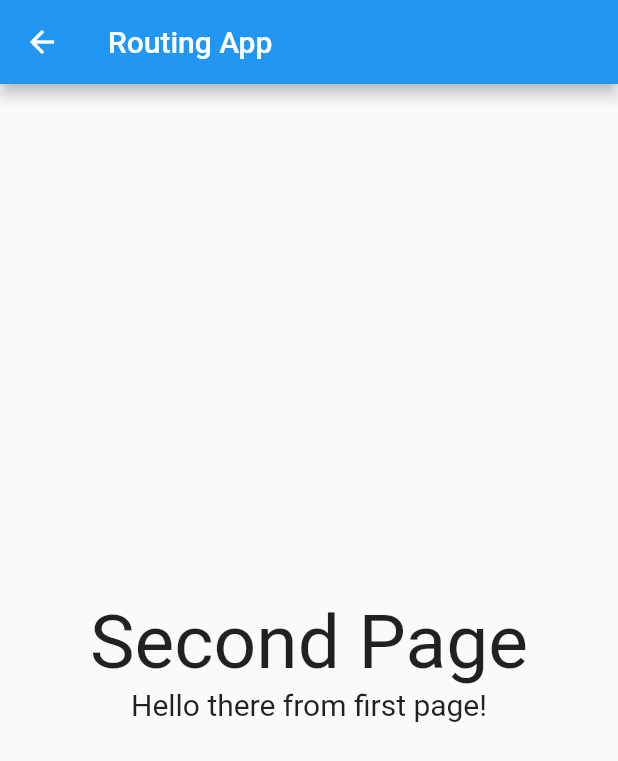
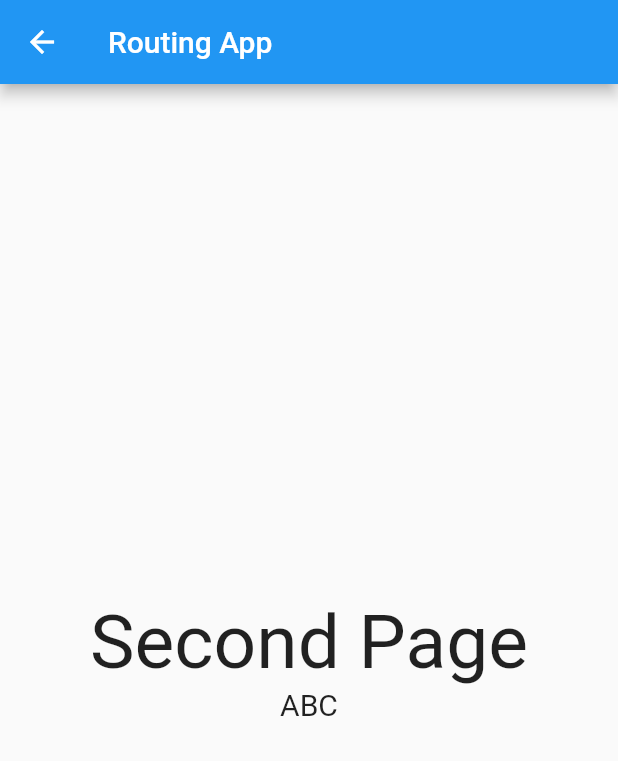
Before and after one commit to TanmayKoliDK/navigatio-sample, a Flutter app: the screen it shows after launch, after a tap on "Go to second", on a phone screen of 412 x 824 dp. Shown: the top 761 px of the screen. Run offline on Flutter 3.47's test engine with Material 2 defaults, Android fonts, the phone set to English and light mode, and no system bars.

Commit message:
using pushNamed (name rooute) but not able to pass dynamic data or value

```diff
--- a/lib/main.dart
+++ b/lib/main.dart
@@ -16,6 +16,11 @@ class MyApp extends StatelessWidget {
         primarySwatch: Colors.blue,
       ),
       home: const FirstPage(),
+      routes: {
+        '/second': (_) => const SecondPage(
+              data: 'ABC',
+            ),
+      },
     );
   }
 }
@@ -39,12 +44,7 @@ class FirstPage extends StatelessWidget {
             ),
             ElevatedButton(
               onPressed: () {
-                Navigator.of(context).push(
-                  MaterialPageRoute(
-                    builder: (context) =>
-                        const SecondPage(data: 'Hello there from first page!'),
-                  ),
-                );
+                Navigator.of(context).pushNamed('/second');
               },
               child: const Text('Go to second'),
             ),
```
